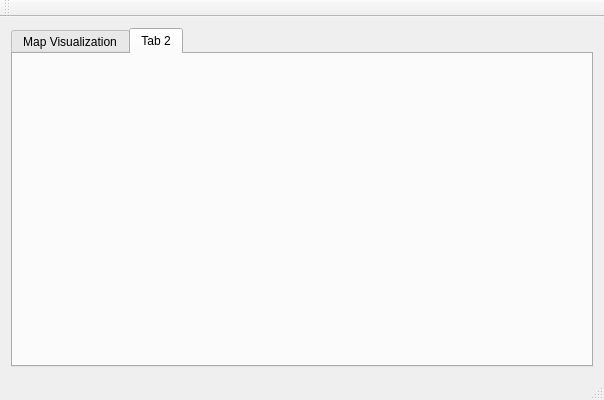
chFleschutz/simulation-and-data-visualization, file src/mainwindow.ui: the form before one commit.
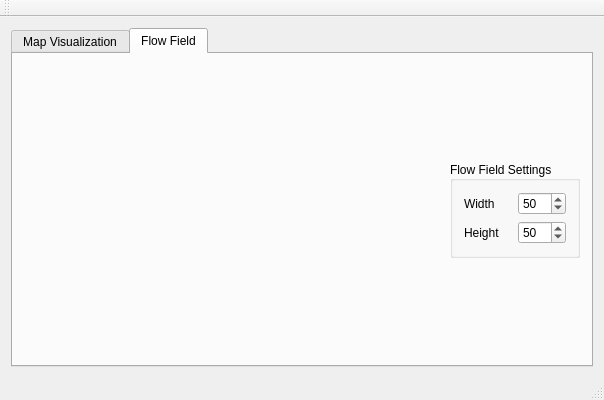
The form after the commit. The open tabs and pages were chosen to show the change. Icons and pictures are not drawn. Custom widgets are drawn as their Qt base class.

Commit message: Add image sampling for flow field

The edit to the form file:
```diff
--- a/src/mainwindow.ui
+++ b/src/mainwindow.ui
@@ -36,8 +36,88 @@
       </widget>
       <widget class="QWidget" name="tab_2">
        <attribute name="title">
-        <string>Tab 2</string>
+        <string>Flow Field</string>
        </attribute>
+       <layout class="QHBoxLayout" name="horizontalLayout" stretch="0,0">
+        <item>
+         <widget class="FlowFieldWidget" name="widget" native="true">
+          <property name="sizePolicy">
+           <sizepolicy hsizetype="Preferred" vsizetype="Preferred">
+            <horstretch>0</horstretch>
+            <verstretch>0</verstretch>
+           </sizepolicy>
+          </property>
+         </widget>
+        </item>
+        <item>
+         <widget class="QGroupBox" name="groupBox">
+          <property name="sizePolicy">
+           <sizepolicy hsizetype="Maximum" vsizetype="Maximum">
+            <horstretch>0</horstretch>
+            <verstretch>0</verstretch>
+           </sizepolicy>
+          </property>
+          <property name="title">
+           <string>Flow Field Settings</string>
+          </property>
+          <property name="alignment">
+           <set>Qt::AlignLeading|Qt::AlignLeft|Qt::AlignVCenter</set>
+          </property>
+          <layout class="QVBoxLayout" name="verticalLayout_2">
+           <item>
+            <layout class="QGridLayout" name="gridLayout">
+             <item row="0" column="0">
+              <widget class="QLabel" name="label">
+               <property name="text">
+                <string>Width</string>
+               </property>
+              </widget>
+             </item>
+             <item row="1" column="0">
+              <widget class="QLabel" name="label_2">
+               <property name="text">
+                <string>Height</string>
+               </property>
+              </widget>
+             </item>
+             <item row="0" column="1">
+              <widget class="QSpinBox" name="spinBox">
+               <property name="minimum">
+                <number>10</number>
+               </property>
+               <property name="maximum">
+                <number>150</number>
+               </property>
+               <property name="singleStep">
+                <number>10</number>
+               </property>
+               <property name="value">
+                <number>50</number>
+               </property>
+              </widget>
+             </item>
+             <item row="1" column="1">
+              <widget class="QSpinBox" name="spinBox_2">
+               <property name="minimum">
+                <number>10</number>
+               </property>
+               <property name="maximum">
+                <number>150</number>
+               </property>
+               <property name="singleStep">
+                <number>10</number>
+               </property>
+               <property name="value">
+                <number>50</number>
+               </property>
+              </widget>
+             </item>
+            </layout>
+           </item>
+          </layout>
+         </widget>
+        </item>
+       </layout>
       </widget>
      </widget>
     </item>
@@ -71,6 +151,16 @@
    <header>mapvisualization/mapvisualization.h</header>
    <container>1</container>
   </customwidget>
+  <customwidget>
+   <class>FlowFieldWidget</class>
+   <extends>QWidget</extends>
+   <header>flowfield/flowfieldwidget.h</header>
+   <container>1</container>
+   <slots>
+    <slot>changeFlowFieldWidth(int)</slot>
+    <slot>changeFlowFieldHeight(int)</slot>
+   </slots>
+  </customwidget>
  </customwidgets>
  <resources>
   <include location="../ressources.qrc"/>
```
Left out of the diff: 39 changed lines with no effect on the pictures. The commit also changes 8 other files.
